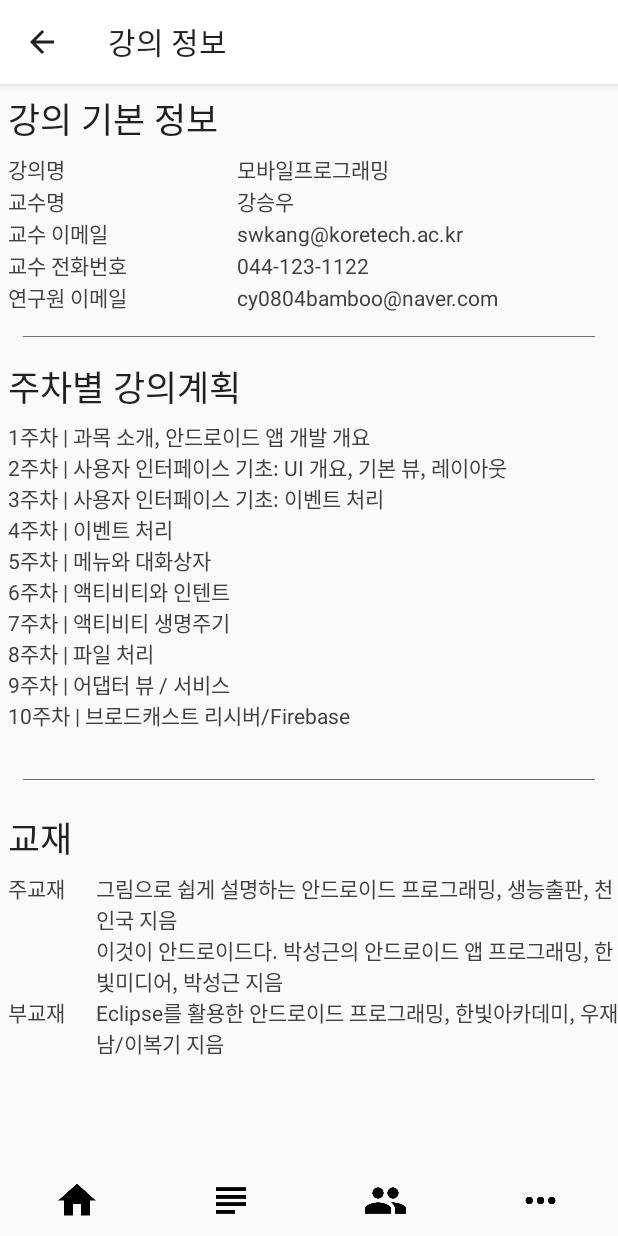
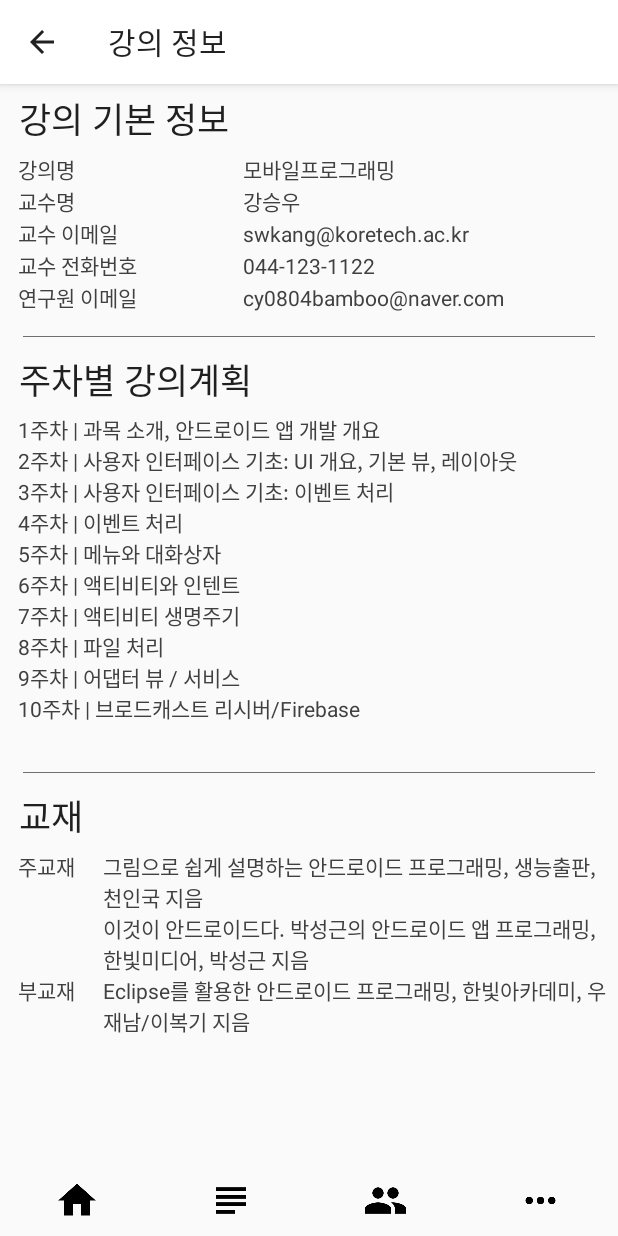
Before and after one commit to dev-cjwgit/StudyWithMeApplication, an Android app: the fragment fragment_bulletin_lec_info placed in its activity, on a phone screen of 412 x 824 dp. Run offline under Robolectric (Android 15) with nearby library versions, the light colour scheme and no system bars.

Commit message:
게시판 > 강의 정보 UI 수정했습니다2

```diff
--- a/app/src/main/res/layout/fragment_bulletin_lec_info.xml
+++ b/app/src/main/res/layout/fragment_bulletin_lec_info.xml
@@ -17,6 +17,8 @@
             android:text="강의 기본 정보"
             android:textSize="23sp"
             android:padding="5dp"
+            android:layout_marginLeft="7dp"
+            android:layout_marginRight="7dp"
             android:textColor="@color/navi_title"/>
 
         <LinearLayout
@@ -24,7 +26,7 @@
             android:layout_height="wrap_content"
             android:orientation="vertical"
             android:layout_marginBottom="15dp"
-            android:layout_marginLeft="5dp">
+            android:layout_marginLeft="12dp">
             <LinearLayout
                 android:layout_width="match_parent"
                 android:layout_height="wrap_content">
@@ -156,17 +158,19 @@
             android:textSize="23sp"
             android:padding="5dp"
             android:textColor="@color/navi_title"
-            android:layout_marginTop="10dp"/>
+            android:layout_marginLeft="7dp"
+            android:layout_marginTop="5dp"/>
 
         <TextView
             android:id="@+id/lectureplan"
             android:layout_width="match_parent"
             android:layout_height="wrap_content"
             android:text="TextView"
-            android:layout_marginLeft="5dp"
+            android:layout_marginLeft="12dp"
             android:textSize="14sp"
             android:textColor="@color/navi_cont"
-            android:layout_marginBottom="15dp"/>
+            android:layout_marginBottom="15dp"
+            android:layout_marginRight="7dp"/>
 
         <View
             android:layout_width="wrap_content"
@@ -183,12 +187,14 @@
             android:textSize="23sp"
             android:padding="5dp"
             android:textColor="@color/navi_title"
-            android:layout_marginTop="15dp"/>
+            android:layout_marginLeft="7dp"
+            android:layout_marginTop="5dp"/>
 
         <LinearLayout
             android:layout_width="match_parent"
             android:layout_height="wrap_content"
-            android:layout_marginLeft="5dp"
+            android:layout_marginLeft="12dp"
+            android:layout_marginRight="7dp"
             android:orientation="vertical">
             <LinearLayout
                 android:layout_width="match_parent"
@@ -215,7 +221,8 @@
 
             <LinearLayout
                 android:layout_width="match_parent"
-                android:layout_height="wrap_content">
+                android:layout_height="wrap_content"
+                android:layout_marginBottom="15dp">
 
                 <TextView
                     android:id="@+id/sub_tb_textview"
```
